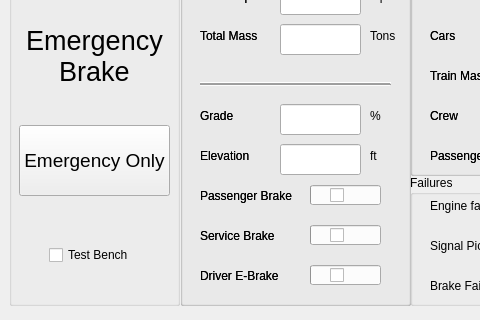
Before: the Qt Designer form Train_Model/Train_Model_UI.ui in LucasZ99/ECE1140SystemsEngineeringProject, drawn with Qt 5; both pictures show x 0 to 480 and y 115 to 435 of the 911 by 520 pixel window.
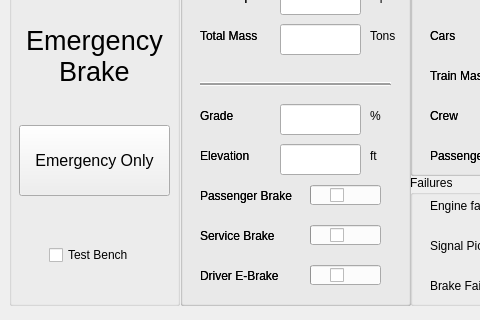
After: the same form once the commit is applied. Icons and pictures are not drawn.

The edit to the form file:
```diff
--- a/Train_Model/Train_Model_UI.ui
+++ b/Train_Model/Train_Model_UI.ui
@@ -1037,7 +1037,7 @@
      </property>
      <property name="font">
       <font>
-       <pointsize>14</pointsize>
+       <pointsize>12</pointsize>
       </font>
      </property>
      <property name="text">
```
Left out of the diff: 2 changed lines with no effect on the pictures.
